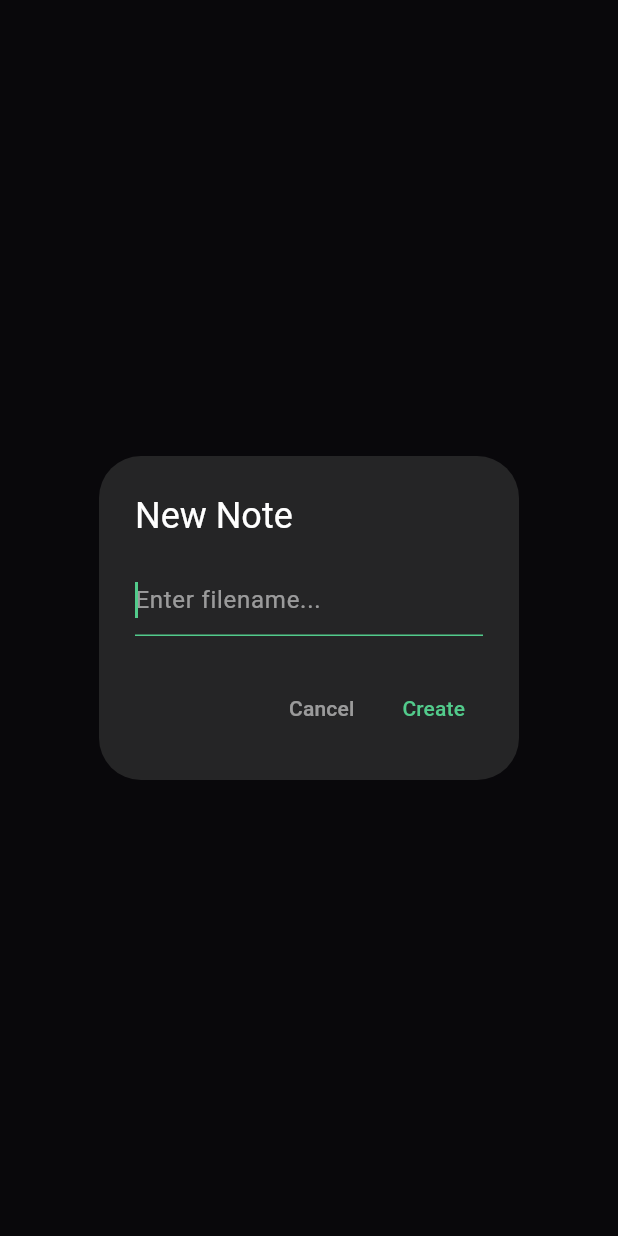
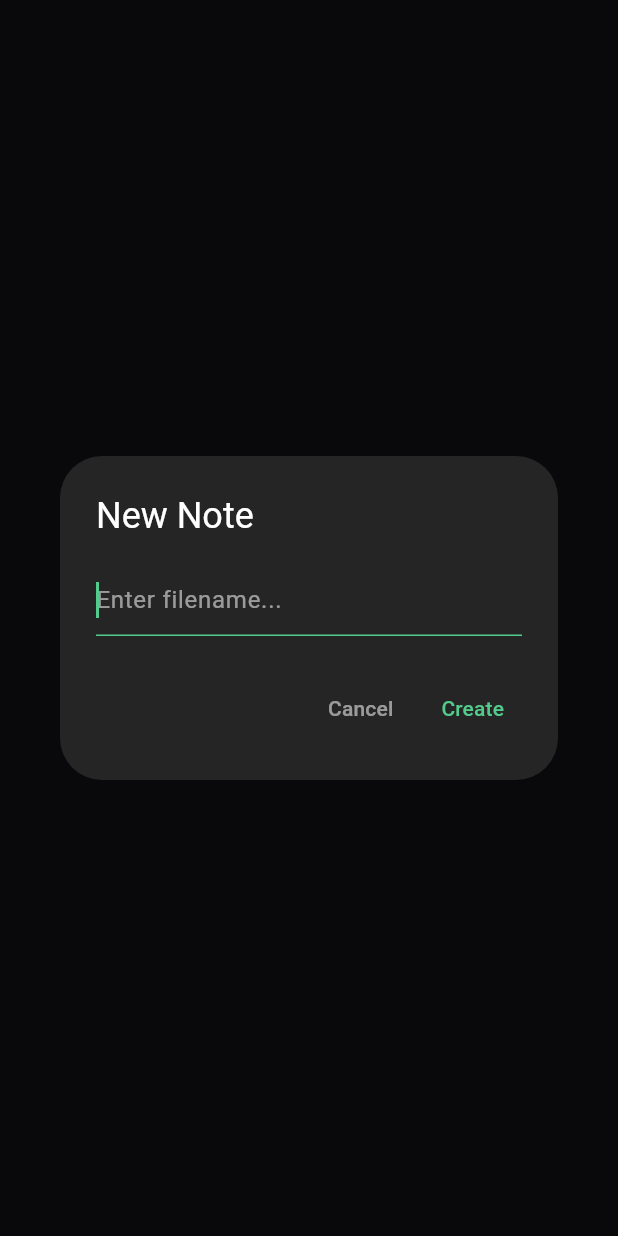
Before and after one commit to 1onest4r/Leran, a Flutter app: what showNewNoteDialog() shows on an empty page, opened directly, on a phone screen of 412 x 824 dp. Run offline on Flutter 3.47's test engine with Material 3 defaults, Android fonts, the phone set to English and light mode, and no system bars; our stand-ins replace file_picker, shared_preferences; accounts and stored records are empty.

Commit message:
fixed the pop up stretching as much it can for file creation

```diff
--- a/lib/utils/app_dialogs.dart
+++ b/lib/utils/app_dialogs.dart
@@ -53,7 +53,7 @@ class AppDialogs {
 
                     Divider(color: settings.dividerColor),
 
-                    // NEW: UI Scaling Slider
+                    // UI Scaling Slider
                     Padding(
                       padding: const EdgeInsets.symmetric(vertical: 8.0),
                       child: Column(
@@ -124,7 +124,10 @@ class AppDialogs {
                 "New Note",
                 style: TextStyle(color: settings.textColor),
               ),
-              content: TextField(
+              // FIX: Wrapped TextField in a SizedBox to prevent horizontal stretching
+              content: SizedBox(
+                width: 400,
+                child: TextField(
                   controller: controller,
                   autofocus: true,
                   style: TextStyle(color: settings.textColor),
@@ -142,6 +145,7 @@ class AppDialogs {
                     ),
                     focusedBorder: UnderlineInputBorder(
                       borderSide: BorderSide(color: settings.accentColor),
+                    ),
                   ),
                 ),
               ),
```
Also changed, not shown: lib/widgets/left_sidebar.dart (+6 -3 lines). Lines whose indentation alone changed are shown as unchanged.
